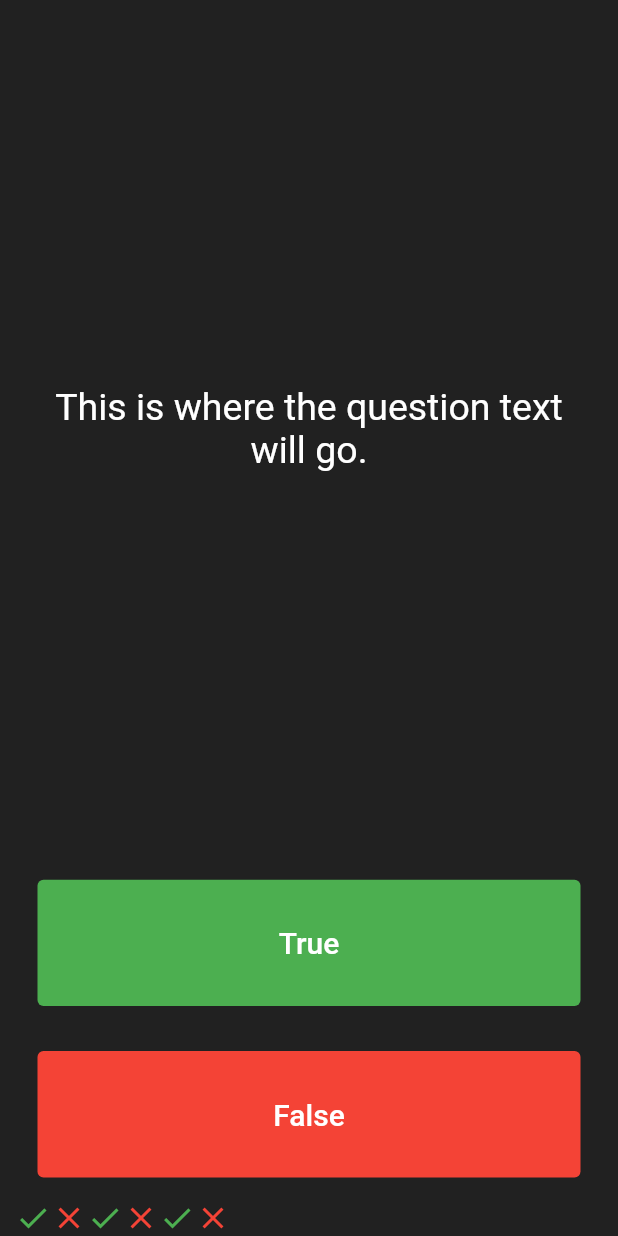
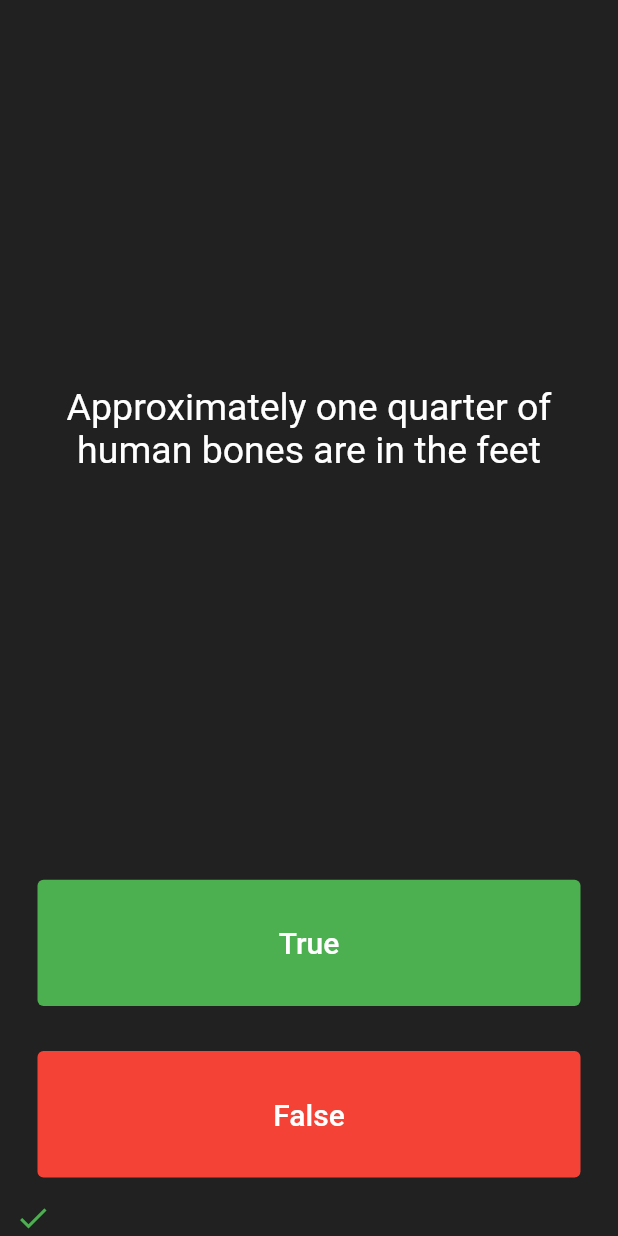
Before and after one commit to raahimz/quizzler_flutter, a Flutter app: the screen it shows after launch, after a tap on "True", on a phone screen of 412 x 824 dp. Run offline on Flutter 3.47's test engine with Material 2 defaults, Android fonts, the phone set to English and light mode, and no system bars.

Commit message:
add question class and complete functionality

```diff
--- a/lib/main.dart
+++ b/lib/main.dart
@@ -1,4 +1,5 @@
 import 'package:flutter/material.dart';
+import 'package:quizzler/Question.dart';
 
 void main() {
   runApp(const MaterialApp(
@@ -32,32 +33,31 @@ class QuizPage extends StatefulWidget {
 }
 
 class _QuizPageState extends State<QuizPage> {
-  List<Icon> scoreKeeper = [
-    const Icon(
-      Icons.check,
-      color: Colors.green,
-    ),
-    const Icon(
-      Icons.close,
-      color: Colors.red,
-    ),
-    const Icon(
-      Icons.check,
-      color: Colors.green,
-    ),
-    const Icon(
-      Icons.close,
-      color: Colors.red,
-    ),
-    const Icon(
-      Icons.check,
-      color: Colors.green,
-    ),
-    const Icon(
-      Icons.close,
-      color: Colors.red,
-    ),
+  List<Icon> scoreKeeper = [];
+  List<Question> questions = [
+    Question('You can lead a cow down stairs but not up stairs', true),
+    Question('Approximately one quarter of human bones are in the feet', false),
+    Question('A slug\'s blood is green', true),
   ];
+  int questionNum = 0;
+
+  void changeQuestion(bool userChosenAnswer) {
+    setState(() {
+      bool correctAnswer = questions[questionNum].questionAnswer;
+      if (userChosenAnswer == correctAnswer) {
+        scoreKeeper.add(const Icon(
+          Icons.check,
+          color: Colors.green,
+        ));
+      } else {
+        scoreKeeper.add(const Icon(
+          Icons.close,
+          color: Colors.red,
+        ));
+      }
+      questionNum++;
+    });
+  }
 
   @override
   Widget build(BuildContext context) {
@@ -65,15 +65,15 @@ class _QuizPageState extends State<QuizPage> {
       mainAxisAlignment: MainAxisAlignment.spaceBetween,
       crossAxisAlignment: CrossAxisAlignment.stretch,
       children: <Widget>[
-        const Expanded(
+        Expanded(
           flex: 5,
           child: Padding(
-            padding: EdgeInsets.all(10.0),
+            padding: const EdgeInsets.all(10.0),
             child: Center(
               child: Text(
-                'This is where the question text will go.',
+                questions[questionNum].questionText,
                 textAlign: TextAlign.center,
-                style: TextStyle(
+                style: const TextStyle(
                   fontSize: 25.0,
                   color: Colors.white,
                 ),
@@ -98,6 +98,7 @@ class _QuizPageState extends State<QuizPage> {
               ),
               onPressed: () {
                 //The user picked true.
+                changeQuestion(true);
               },
             ),
           ),
@@ -118,12 +119,7 @@ class _QuizPageState extends State<QuizPage> {
               ),
               onPressed: () {
                 //The user picked false.
-                setState(() {
-                  scoreKeeper.add(const Icon(
-                    Icons.check,
-                    color: Colors.green,
-                  ));
-                });
+                changeQuestion(false);
               },
             ),
           ),
--- /dev/null
+++ b/lib/question.dart
@@ -0,0 +1,9 @@
+class Question {
+  late String questionText;
+  late bool questionAnswer;
+
+  Question(String q, bool a) {
+    questionText = q;
+    questionAnswer = a;
+  }
+}
```
